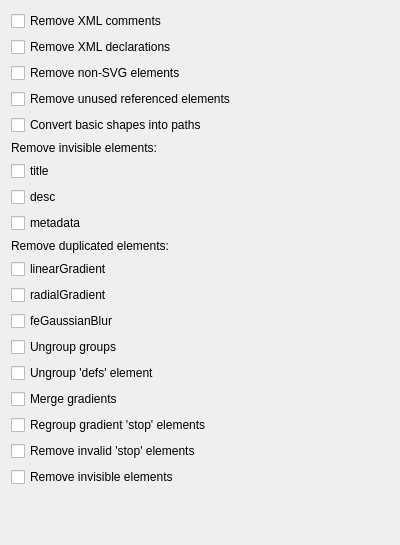
Before: the Qt Designer form src/preferences/elementspage.ui in RazrFalcon/svgcleaner-gui, drawn with Qt 5.
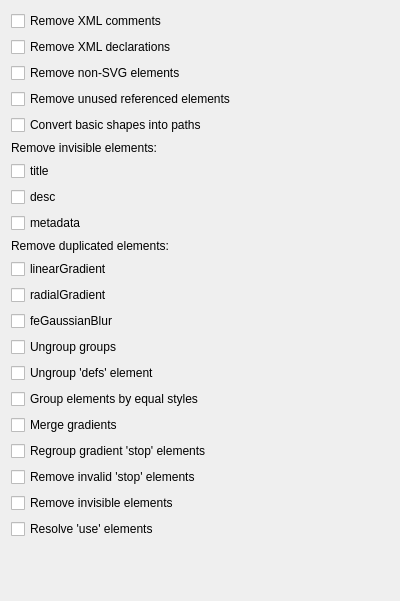
After: the same form once the commit is applied.

The edit to the form file:
```diff
--- a/src/preferences/elementspage.ui
+++ b/src/preferences/elementspage.ui
@@ -7,7 +7,7 @@
     <x>0</x>
     <y>0</y>
     <width>400</width>
-    <height>545</height>
+    <height>601</height>
    </rect>
   </property>
   <property name="windowTitle">
@@ -127,6 +127,13 @@
      </property>
     </widget>
    </item>
+   <item>
+    <widget class="QCheckBox" name="chBoxGroupByStyle">
+     <property name="text">
+      <string>Group elements by equal styles</string>
+     </property>
+    </widget>
+   </item>
    <item>
     <widget class="QCheckBox" name="chBoxMergeGradients">
      <property name="text">
@@ -155,6 +162,13 @@
      </property>
     </widget>
    </item>
+   <item>
+    <widget class="QCheckBox" name="chBoxResolveUse">
+     <property name="text">
+      <string>Resolve 'use' elements</string>
+     </property>
+    </widget>
+   </item>
    <item>
     <spacer name="verticalSpacer">
      <property name="orientation">
```
